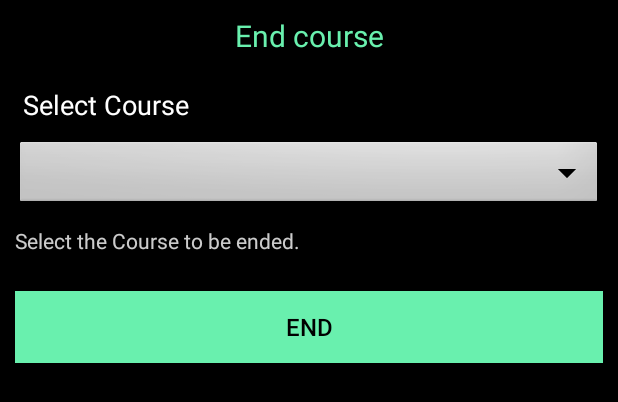
After one commit to vikasvshastry/SaarthiCareer-App, an Android app: the layout dialog_end_course.xml on its own in the app's theme, with its tools: preview values and no code run, on a phone screen of 412 x 824 dp. The commit adds this screen. Shown: the top 402 px of the screen. Run offline under Robolectric (Android 15) with nearby library versions, the phone set to English and light mode, and no system bars.

```diff
--- a/app/src/main/java/com/saarthicareer/saarthicareer/fragment/HomeFragment.java
+++ b/app/src/main/java/com/saarthicareer/saarthicareer/fragment/HomeFragment.java
@@ -67,14 +67,6 @@ public class HomeFragment extends Fragment {
         FirebaseAuth firebaseAuth = FirebaseAuth.getInstance();
         uid = firebaseAuth.getCurrentUser().getUid();
 
-        FloatingActionButton fab = (FloatingActionButton)rootView.findViewById(R.id.fab);
-        fab.setOnClickListener(new View.OnClickListener() {
-            @Override
-            public void onClick(View v) {
-                startActivity(new Intent(getActivity(), NewPostActivity.class));
-            }
-        });
-
         mLayoutManager = new LinearLayoutManager(getActivity());
         mLayoutManager.setReverseLayout(true);
         mLayoutManager.setStackFromEnd(true);
@@ -113,6 +105,15 @@ public class HomeFragment extends Fragment {
                             relativeLayout2.setVisibility(View.VISIBLE);
                             final FloatingActionButton fabColl = (FloatingActionButton)rootView.findViewById(R.id.fabColl);
                             fabColl.setVisibility(View.VISIBLE);
+                            final FloatingActionButton fab = (FloatingActionButton)rootView.findViewById(R.id.fab);
+                            fab.setVisibility(View.VISIBLE);
+                            fab.setOnClickListener(new View.OnClickListener() {
+                                @Override
+                                public void onClick(View v) {
+                                    startActivity(new Intent(getActivity(), NewPostActivity.class));
+                                }
+                            });
+
                             final Dialog collegeSelectDialog = new Dialog(getActivity());
                             collegeSelectDialog.setContentView(R.layout.dialog_college_select_trainers);
                             final ListView listView = (ListView)collegeSelectDialog.findViewById(R.id.collegeListView);
--- a/app/src/main/java/com/saarthicareer/saarthicareer/fragment/SettingsFragment.java
+++ b/app/src/main/java/com/saarthicareer/saarthicareer/fragment/SettingsFragment.java
@@ -76,6 +76,7 @@ public class SettingsFragment extends Fragment {
         TextView textViewAddCourseToCollege = (TextView)rootView.findViewById(R.id.assignCouseToCollege);
         TextView textViewSubscriptions = (TextView)rootView.findViewById(R.id.subscriptions);
         TextView textPasswordChange = (TextView)rootView.findViewById(R.id.changePasswordButton);
+        TextView textViewEdnCourse = (TextView)rootView.findViewById(R.id.endCourse);
         final LinearLayout adminSettings = (LinearLayout)rootView.findViewById(R.id.adminView);
 
         //setting visibility of adminSettings
@@ -89,6 +90,17 @@ public class SettingsFragment extends Fragment {
             }
             @Override
             public void onCancelled(FirebaseError firebaseError) {
+            }
+        });
+
+        //end course
+        final Dialog dialogEndCourse = new Dialog(getActivity());
+        dialogEndCourse.setContentView(R.layout.dialog_end_course);
+        textViewEdnCourse.setOnClickListener(new View.OnClickListener() {
+            @Override
+            public void onClick(View v) {
+                dialogEndCourse.show();
+
             }
         });
 
--- a/app/src/main/java/com/saarthicareer/saarthicareer/fragment/SubscriptionSettingFragment.java
+++ b/app/src/main/java/com/saarthicareer/saarthicareer/fragment/SubscriptionSettingFragment.java
@@ -27,7 +27,6 @@ import com.saarthicareer.saarthicareer.other.MultiSpinner;
 import java.util.ArrayList;
 import java.util.List;
 import java.util.Map;
-
 
 public class SubscriptionSettingFragment extends Fragment {
 
--- /dev/null
+++ b/app/src/main/res/layout/dialog_end_course.xml
@@ -0,0 +1,92 @@
+<?xml version="1.0" encoding="utf-8"?>
+<LinearLayout xmlns:android="http://schemas.android.com/apk/res/android"
+    android:orientation="vertical"
+    android:layout_width="match_parent"
+    android:layout_height="match_parent"
+    android:background="@color/windowBackground"
+    android:padding="10dp">
+
+    <LinearLayout
+        android:layout_width="match_parent"
+        android:layout_height="wrap_content"
+        android:orientation="vertical">
+
+        <TextView
+            android:layout_width="match_parent"
+            android:layout_height="wrap_content"
+            android:text="End course"
+            android:textColor="@color/colorAccent"
+            android:gravity="center"
+            android:textSize="20dp"/>
+
+        <LinearLayout
+            android:focusable="true"
+            android:focusableInTouchMode="true"
+            android:layout_width="0px"
+            android:layout_height="0px"/>
+
+    </LinearLayout>
+
+    <RelativeLayout
+        android:layout_width="match_parent"
+        android:layout_height="wrap_content">
+
+        <TextView
+            android:id="@+id/temp"
+            android:layout_width="match_parent"
+            android:layout_height="wrap_content"
+            android:layout_marginTop="20dp"
+            android:layout_marginStart="5dp"
+            android:textSize="18sp"
+            android:textColor="@color/textColorPrimary"
+            android:text="Select Course"/>
+
+        <Spinner
+            android:id="@+id/spinnerCourse"
+            android:layout_width="fill_parent"
+            android:layout_height="wrap_content"
+            android:layout_below="@+id/temp"
+            android:layout_marginTop="10dp"
+            android:layout_marginBottom="10dp"
+            android:background="@android:drawable/btn_dropdown"
+            android:spinnerMode="dropdown"/>
+
+    </RelativeLayout>
+
+    <LinearLayout
+        android:layout_width="match_parent"
+        android:layout_height="wrap_content"
+        android:orientation="vertical">
+
+        <TextView
+            android:id="@+id/output_selected_colleges"
+            android:layout_width="match_parent"
+            android:layout_height="wrap_content"
+            android:textSize="15sp"
+            android:layout_marginStart="20dp"
+            android:textColor="@color/textColorPrimary"
+            android:visibility="gone"/>
+
+        <TextView
+            android:layout_width="match_parent"
+            android:layout_height="wrap_content"
+            android:textColor="@color/textColorPrimary"
+            android:alpha=".8"
+            android:text="Select the Course to be ended."/>
+
+        <android.support.v7.widget.AppCompatButton
+            android:id="@+id/btn_end"
+            android:layout_width="fill_parent"
+            android:layout_height="wrap_content"
+            android:layout_marginTop="24dp"
+            android:layout_marginBottom="6dp"
+            style="@style/Widget.AppCompat.Button.Borderless.Colored"
+            android:background="@color/colorAccent"
+            android:elevation="3dp"
+            android:textColor="#000000"
+            android:textSize="16sp"
+            android:text="end"/>
+
+    </LinearLayout>
+
+</LinearLayout>
--- a/app/src/main/res/layout/fragment_home.xml
+++ b/app/src/main/res/layout/fragment_home.xml
@@ -79,7 +79,8 @@
         android:src="@drawable/newpost"
         android:tint="@color/windowBackground"
         android:layout_alignBottom="@+id/recyclerView"
-        android:layout_alignEnd="@+id/recyclerView"/>
+        android:layout_alignEnd="@+id/recyclerView"
+        android:visibility="gone"/>
 
     <android.support.design.widget.FloatingActionButton
         android:id="@+id/fabColl"
```
